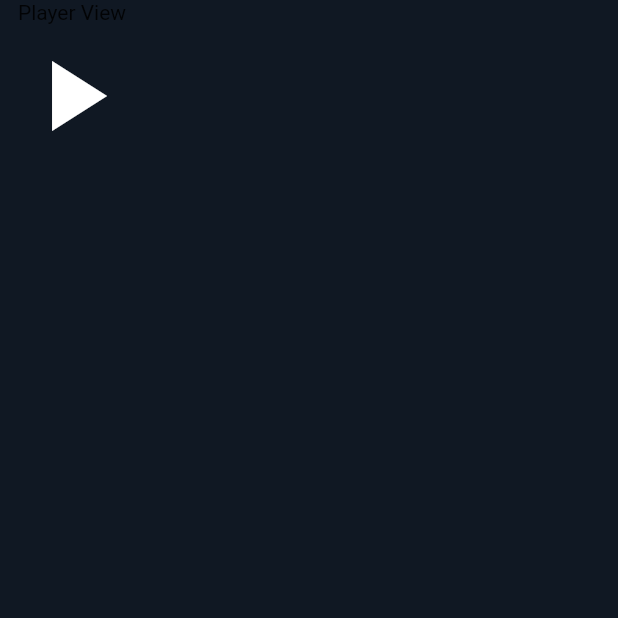
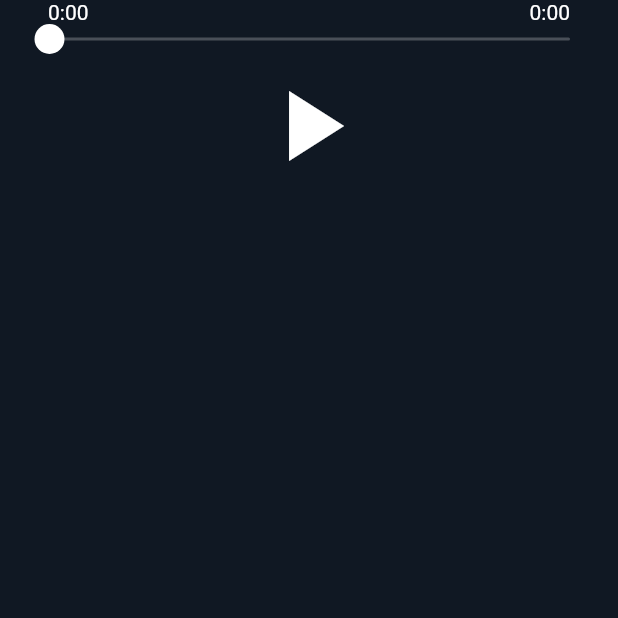
Before and after one commit to yagizdo/audio_app_demo, a Flutter app: the PlayerView screen opened by its route, on a phone screen of 412 x 824 dp, the top half of it. Run offline on Flutter 3.47's test engine with Material 2 defaults, Android fonts, the phone set to English and light mode, and no system bars; drawn by our look-alikes of audio_video_progress_bar; our stand-ins replace flutter_svg, get_it, go_router, internet_connection_checker, just_audio, just_audio_background and 2 more; generated files the repository leaves out were written again.

Commit message:
Added audio progress

```diff
--- a/lib/views/player/view/player_view.dart
+++ b/lib/views/player/view/player_view.dart
@@ -1,8 +1,7 @@
 import 'package:audio_app_demo/views/player/widget/audio_controls.dart';
+import 'package:audio_app_demo/views/player/widget/audio_progress.dart';
 import 'package:audio_app_demo/widgets/main_widgets/main_layout.dart';
 import 'package:flutter/cupertino.dart';
-import 'package:flutter_mobx/flutter_mobx.dart';
-import 'package:mobx/mobx.dart';
 
 import '../../../utils/app_locator.dart';
 import '../controller/player_controller.dart';
@@ -18,29 +17,11 @@ class PlayerView extends StatelessWidget {
   Widget _buildBody(BuildContext context) {
     final playerViewModel = getIt<PlayerController>();
     playerViewModel.load("https://Hippopcharts.com/music/uploads/2023/06/Elton_John_-_I_m_Still_Standing-Hippopcharts.com.mp3").then((value) => playerViewModel.play());
-    Duration? lastPosition;
 
-    return Column(
+    return const Column(
       children: [
-        StreamBuilder<Duration>(
-          stream: playerViewModel.positionStream,
-          builder: (context, snapshot) {
-            if (snapshot.hasData) {
-              final currentPosition = snapshot.data;
-
-              if (currentPosition != lastPosition) {
-                final seconds = currentPosition?.inSeconds;
-                print('Current Position in seconds: $seconds');
-                lastPosition = currentPosition;
-              }
-
-              return Text('Player View');
-            } else {
-              return Text('Player View');
-            }
-          },
-        ),
-        const AudioControls(),
+        AudioProgress(),
+        AudioControls(),
       ],
     );
 
--- /dev/null
+++ b/lib/views/player/widget/audio_progress.dart
@@ -0,0 +1,43 @@
+import 'package:audio_app_demo/models/position_data.dart';
+import 'package:audio_video_progress_bar/audio_video_progress_bar.dart';
+import 'package:flutter/material.dart';
+
+import '../../../utils/app_locator.dart';
+import '../controller/player_controller.dart';
+
+class AudioProgress extends StatelessWidget {
+  const AudioProgress({super.key});
+
+  @override
+  Widget build(BuildContext context) {
+    return _buildBody(context);
+  }
+
+  Widget _buildBody(context) {
+    final PlayerController playerController = getIt<PlayerController>();
+    return StreamBuilder<PositionData>(
+      stream: playerController.positionDataStream,
+      builder: (context, state) {
+        return Padding(
+          padding: const EdgeInsets.symmetric(horizontal: 32.0),
+          child: ProgressBar(
+            progress: state.hasData ? state.data!.position : Duration.zero,
+            buffered: state.hasData ? state.data!.bufferedPosition : Duration.zero,
+            total: state.hasData ? state.data!.duration : Duration.zero,
+            onSeek: (duration) {
+              playerController.seekTo(duration);
+            },
+            timeLabelLocation: TimeLabelLocation.above,
+            timeLabelType: TimeLabelType.totalTime,
+            timeLabelTextStyle: const TextStyle(color: Colors.white),
+            thumbColor: Colors.white,
+            barHeight: 2,
+            baseBarColor: Colors.white.withOpacity(0.24),
+            bufferedBarColor: Colors.white.withOpacity(0.24),
+            progressBarColor: Colors.white,
+          ),
+        );
+      }
+    );
+  }
+}
```
